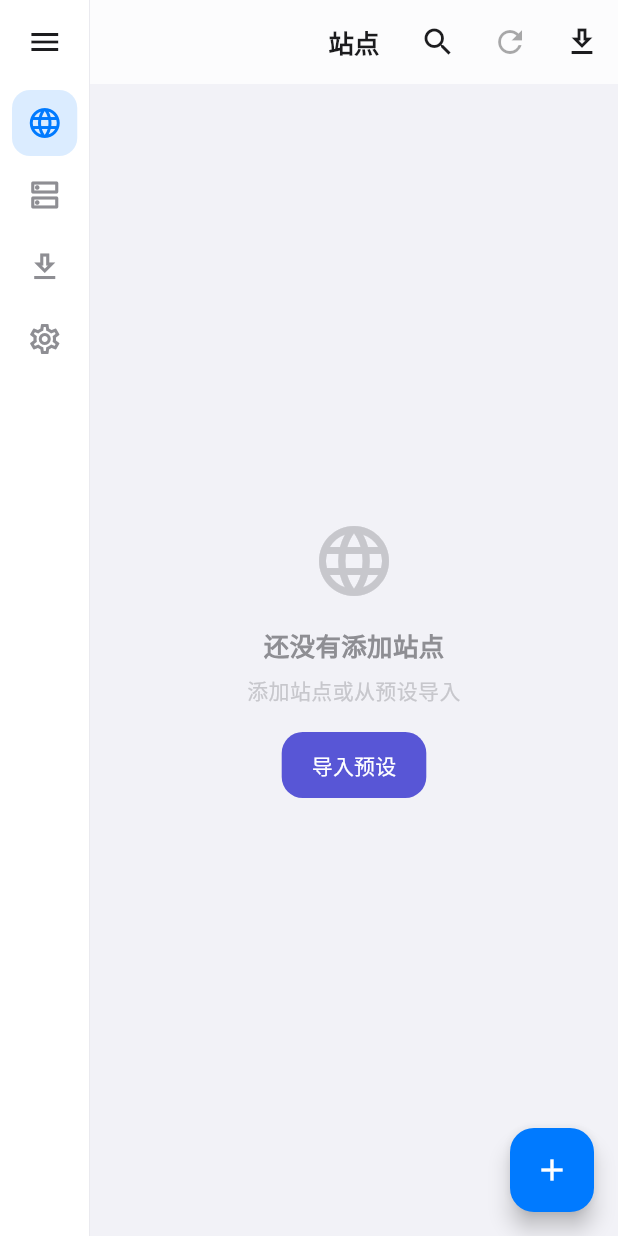
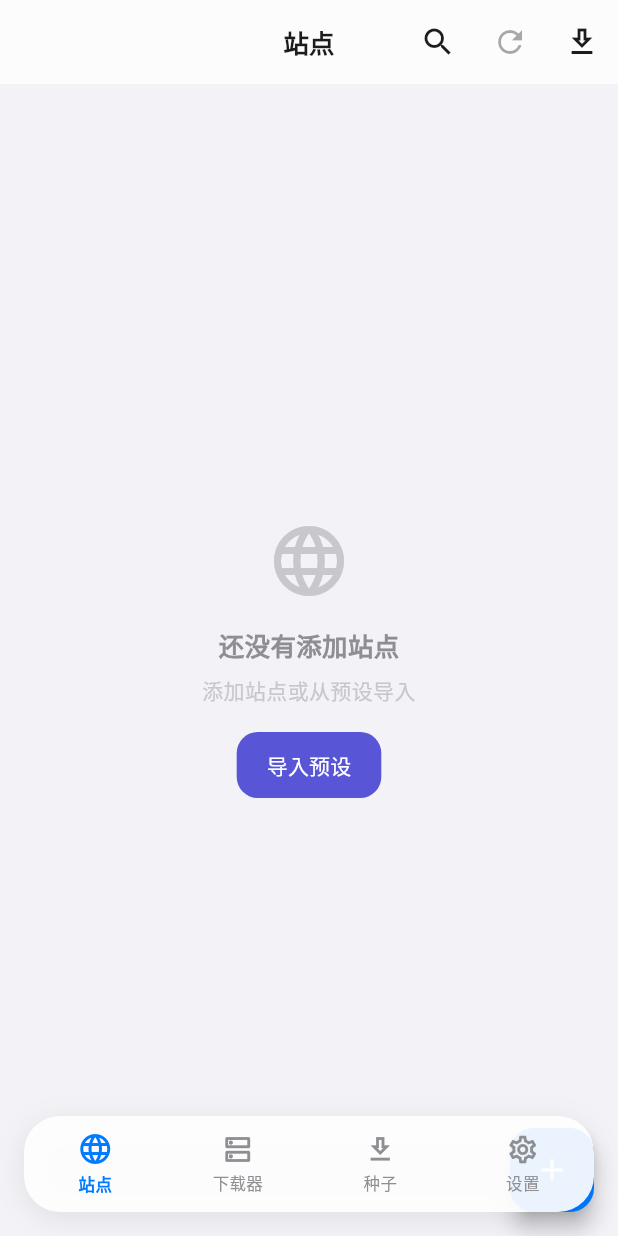
Before and after one commit to zengliming/bit-manager, a Flutter app: the screen it shows after launch, on a phone screen of 412 x 824 dp. Run offline on Flutter 3.47's test engine with Material 3 defaults, Android fonts, the phone set to English and light mode, and no system bars; our stand-ins replace dio, flutter_secure_storage, shared_preferences, webview_flutter.

Commit message:
feat(nav): 改为悬浮底部导航栏，选中图标实心+文字变色

```diff
--- a/lib/app.dart
+++ b/lib/app.dart
@@ -10,7 +10,7 @@ import 'screens/site_list_screen.dart';
 import 'screens/torrent_list_screen.dart';
 import 'screens/settings_screen.dart';
 import 'widgets/status_border.dart';
-import 'widgets/collapsible_side_nav.dart';
+import 'widgets/floating_nav_bar.dart';
 import 'models/torrent.dart';
 
 /// Extension on [ColorScheme] to provide torrent state colors.
@@ -27,7 +27,6 @@ class AppShell extends StatefulWidget {
 
 class _AppShellState extends State<AppShell> with WidgetsBindingObserver {
   int _currentIndex = 0;
-  bool _navExpanded = false;
   RefreshService? _refreshService;
 
   @override
@@ -74,22 +73,22 @@ class _AppShellState extends State<AppShell> with WidgetsBindingObserver {
   @override
   Widget build(BuildContext context) {
     const destinations = [
-      NavDestinationItem(
+      FloatingNavDestination(
         icon: Icons.language_outlined,
         selectedIcon: Icons.language,
         label: '站点',
       ),
-      NavDestinationItem(
+      FloatingNavDestination(
         icon: Icons.dns_outlined,
         selectedIcon: Icons.dns,
         label: '下载器',
       ),
-      NavDestinationItem(
+      FloatingNavDestination(
         icon: Icons.download_outlined,
         selectedIcon: Icons.download,
         label: '种子',
       ),
-      NavDestinationItem(
+      FloatingNavDestination(
         icon: Icons.settings_outlined,
         selectedIcon: Icons.settings,
         label: '设置',
@@ -115,24 +114,14 @@ class _AppShellState extends State<AppShell> with WidgetsBindingObserver {
       theme: _buildLightTheme(),
       darkTheme: _buildDarkTheme(),
       home: Scaffold(
-        body: Row(
-          children: [
-            // 可折叠侧边导航栏：平时收起，点左上汉堡按钮展开
-            CollapsibleSideNav(
-              selectedIndex: _currentIndex,
-              expanded: _navExpanded,
-              onToggleExpand: () =>
-                  setState(() => _navExpanded = !_navExpanded),
-              onDestinationSelected: (i) => setState(() {
-                _currentIndex = i;
-                // 选中后自动收起，回到纯净页面
-                _navExpanded = false;
-              }),
-              destinations: destinations,
-            ),
-            Expanded(child: body),
-          ],
+        body: body,
+        // 悬浮底部导航栏：胶囊圆角 + 阴影，四周留 margin 漂浮在页面上方
+        bottomNavigationBar: FloatingNavBar(
+          selectedIndex: _currentIndex,
+          onDestinationSelected: (i) => setState(() => _currentIndex = i),
+          destinations: destinations,
         ),
+        extendBody: true,
       ),
     );
   }
--- a/lib/widgets/collapsible_side_nav.dart
+++ /dev/null
@@ -1,177 +0,0 @@
-import 'package:flutter/material.dart';
-
-/// 可折叠侧边导航栏
-///
-/// 收起时仅一条窄条（汉堡按钮 + 选中项图标），展开时显示图标 + 文字。
-/// 点顶部汉堡按钮切换展开/收起。选中某项后可自动收起（可选）。
-class CollapsibleSideNav extends StatelessWidget {
-  final int selectedIndex;
-  final bool expanded;
-  final ValueChanged<int> onDestinationSelected;
-  final VoidCallback onToggleExpand;
-  final List<NavDestinationItem> destinations;
-
-  static const double _collapsedWidth = 60;
-  static const double _expandedWidth = 200;
-  static const Duration _duration = Duration(milliseconds: 220);
-  static const Curve _curve = Curves.easeOutCubic;
-
-  const CollapsibleSideNav({
-    super.key,
-    required this.selectedIndex,
-    required this.expanded,
-    required this.onDestinationSelected,
-    required this.onToggleExpand,
-    required this.destinations,
-  });
-
-  @override
-  Widget build(BuildContext context) {
-    final theme = Theme.of(context);
-    final colorScheme = theme.colorScheme;
-    final selectedColor = colorScheme.primary;
-    final unselectedColor = colorScheme.onSurfaceVariant;
-
-    return AnimatedContainer(
-      duration: _duration,
-      curve: _curve,
-      width: expanded ? _expandedWidth : _collapsedWidth,
-      decoration: BoxDecoration(
-        color: colorScheme.surface,
-        border: Border(
-          right: BorderSide(color: theme.dividerColor, width: 0.5),
-        ),
-      ),
-      child: Column(
-        crossAxisAlignment: CrossAxisAlignment.stretch,
-        children: [
-          // 顶部汉堡按钮（切换展开/收起）
-          SizedBox(
-            height: 56,
-            child: IconButton(
-              icon: Icon(
-                expanded ? Icons.menu_open : Icons.menu,
-                color: colorScheme.onSurface,
-              ),
-              onPressed: onToggleExpand,
-              tooltip: expanded ? '收起' : '展开',
-            ),
-          ),
-          const SizedBox(height: 4),
-          // 导航项
-          Expanded(
-            child: ListView(
-              padding: const EdgeInsets.symmetric(horizontal: 8),
-              children: List.generate(destinations.length, (i) {
-                final d = destinations[i];
-                final selected = i == selectedIndex;
-                return _NavItem(
-                  destination: d,
-                  selected: selected,
-                  expanded: expanded,
-                  selectedColor: selectedColor,
-                  unselectedColor: unselectedColor,
-                  duration: _duration,
-                  curve: _curve,
-                  onTap: () => onDestinationSelected(i),
-                );
-              }),
-            ),
-          ),
-        ],
-      ),
-    );
-  }
-}
-
-class _NavItem extends StatelessWidget {
-  final NavDestinationItem destination;
-  final bool selected;
-  final bool expanded;
-  final Color selectedColor;
-  final Color unselectedColor;
-  final Duration duration;
-  final Curve curve;
-  final VoidCallback onTap;
-
-  const _NavItem({
-    required this.destination,
-    required this.selected,
-    required this.expanded,
-    required this.selectedColor,
-    required this.unselectedColor,
-    required this.duration,
-    required this.curve,
-    required this.onTap,
-  });
-
-  @override
-  Widget build(BuildContext context) {
-    final color = selected ? selectedColor : unselectedColor;
-    final indicatorColor = selectedColor.withValues(alpha: 0.14);
-    return Padding(
-      padding: const EdgeInsets.only(bottom: 4),
-      child: Material(
-        color: selected ? indicatorColor : Colors.transparent,
-        borderRadius: BorderRadius.circular(12),
-        child: InkWell(
-          borderRadius: BorderRadius.circular(12),
-          onTap: onTap,
-          child: AnimatedContainer(
-            duration: duration,
-            curve: curve,
-            padding: EdgeInsets.symmetric(
-              horizontal: expanded ? 12 : 0,
-              vertical: 10,
-            ),
-            child: Row(
-              mainAxisAlignment: expanded
-                  ? MainAxisAlignment.start
-                  : MainAxisAlignment.center,
-              children: [
-                Icon(
-                  selected ? destination.selectedIcon : destination.icon,
-                  size: 24,
-                  color: color,
-                ),
-                if (expanded) ...[
-                  const SizedBox(width: 12),
-                  Expanded(
-                    child: AnimatedDefaultTextStyle(
-                      duration: duration,
-                      curve: curve,
-                      style: TextStyle(
-                        fontSize: 14,
-                        fontWeight: selected
-                            ? FontWeight.w600
-                            : FontWeight.w400,
-                        color: color,
-                      ),
-                      child: Text(
-                        destination.label,
-                        maxLines: 1,
-                        overflow: TextOverflow.ellipsis,
-                      ),
-                    ),
-                  ),
-                ],
-              ],
-            ),
-          ),
-        ),
-      ),
-    );
-  }
-}
-
-class NavDestinationItem {
-  final IconData icon;
-  final IconData selectedIcon;
-  final String label;
-
-  const NavDestinationItem({
-    required this.icon,
-    required this.selectedIcon,
-    required this.label,
-  });
-}
--- /dev/null
+++ b/lib/widgets/floating_nav_bar.dart
@@ -0,0 +1,116 @@
+import 'package:flutter/material.dart';
+
+/// 悬浮底部导航栏
+///
+/// 不贴边、圆角胶囊漂浮在页面上方，半透明背景 + 阴影。
+/// 选中：图标换实心 + primary 色，文字 primary 色加粗；
+/// 未选：outline 图标 + 灰色文字。无胶囊背景、无滑动动画。
+class FloatingNavBar extends StatelessWidget {
+  final int selectedIndex;
+  final ValueChanged<int> onDestinationSelected;
+  final List<FloatingNavDestination> destinations;
+
+  static const double _height = 64;
+
+  const FloatingNavBar({
+    super.key,
+    required this.selectedIndex,
+    required this.onDestinationSelected,
+    required this.destinations,
+  });
+
+  @override
+  Widget build(BuildContext context) {
+    final theme = Theme.of(context);
+    final colorScheme = theme.colorScheme;
+    final selectedColor = colorScheme.primary;
+    final unselectedColor = colorScheme.onSurfaceVariant;
+
+    return Padding(
+      padding: const EdgeInsets.fromLTRB(16, 0, 16, 16),
+      child: Container(
+        height: _height,
+        decoration: BoxDecoration(
+          color: colorScheme.surface.withValues(alpha: 0.92),
+          borderRadius: BorderRadius.circular(24),
+          boxShadow: [
+            BoxShadow(
+              color: Colors.black.withValues(alpha: 0.08),
+              blurRadius: 16,
+              offset: const Offset(0, 4),
+            ),
+          ],
+        ),
+        child: Row(
+          children: List.generate(destinations.length, (i) {
+            final d = destinations[i];
+            final selected = i == selectedIndex;
+            return Expanded(
+              child: GestureDetector(
+                behavior: HitTestBehavior.opaque,
+                onTap: () => onDestinationSelected(i),
+                child: _NavCell(
+                  destination: d,
+                  selected: selected,
+                  selectedColor: selectedColor,
+                  unselectedColor: unselectedColor,
+                ),
+              ),
+            );
+          }),
+        ),
+      ),
+    );
+  }
+}
+
+class _NavCell extends StatelessWidget {
+  final FloatingNavDestination destination;
+  final bool selected;
+  final Color selectedColor;
+  final Color unselectedColor;
+
+  const _NavCell({
+    required this.destination,
+    required this.selected,
+    required this.selectedColor,
+    required this.unselectedColor,
+  });
+
+  @override
+  Widget build(BuildContext context) {
+    final color = selected ? selectedColor : unselectedColor;
+    return Column(
+      mainAxisAlignment: MainAxisAlignment.center,
+      mainAxisSize: MainAxisSize.min,
+      children: [
+        Icon(
+          selected ? destination.selectedIcon : destination.icon,
+          size: selected ? 24 : 22,
+          color: color,
+        ),
+        const SizedBox(height: 4),
+        Text(
+          destination.label,
+          style: TextStyle(
+            fontSize: 11,
+            fontWeight: selected ? FontWeight.w600 : FontWeight.w400,
+            color: color,
+          ),
+        ),
+      ],
+    );
+  }
+}
+
+class FloatingNavDestination {
+  final IconData icon;
+  final IconData selectedIcon;
+  final String label;
+
+  const FloatingNavDestination({
+    required this.icon,
+    required this.selectedIcon,
+    required this.label,
+  });
+}
```
Also changed, not shown: 1 other file.
